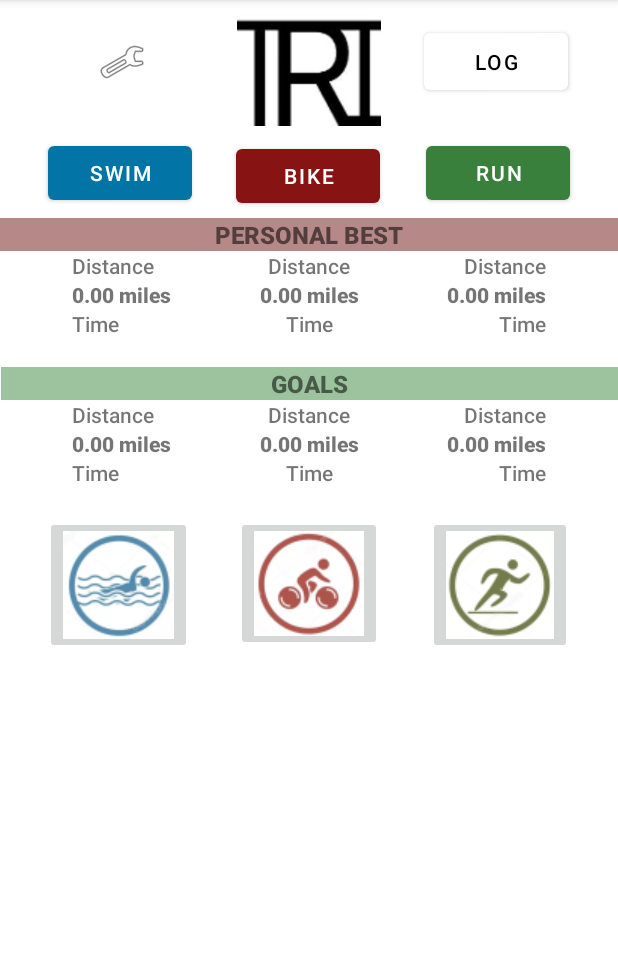
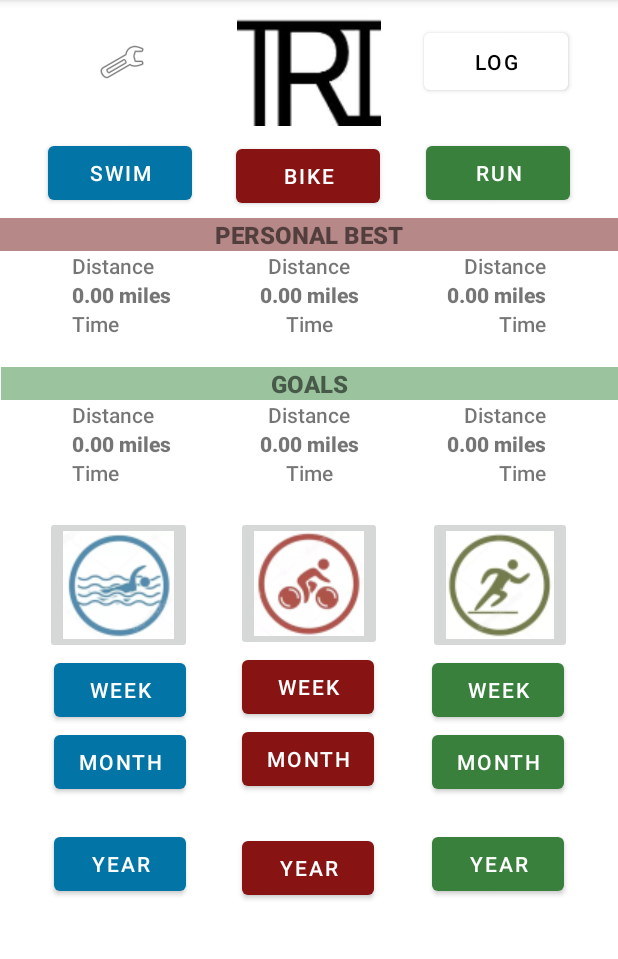
Before and after one commit to BrianEarl2003/TriTracker, an Android app: the screen it shows after launch (MainActivity), on a phone screen of 412 x 824 dp, the part 84-1043 px from its top. Run offline under Robolectric (Android 15) with nearby library versions, the phone set to English and light mode, and no system bars.

Commit message:
worked on progress graphs

```diff
--- a/app/src/main/AndroidManifest.xml
+++ b/app/src/main/AndroidManifest.xml
@@ -12,6 +12,9 @@
         android:roundIcon="@mipmap/tritracker_round"
         android:supportsRtl="true"
         android:theme="@style/Theme.BrianEarlSeniorProject">
+        <activity
+            android:name=".WeeklyRunActivity"
+            android:exported="false" />
         <activity
             android:name=".RunGoalActivity"
             android:exported="false" />
--- a/app/src/main/java/com/example/brianearlseniorproject/MainActivity.java
+++ b/app/src/main/java/com/example/brianearlseniorproject/MainActivity.java
@@ -12,7 +12,10 @@ import android.widget.TextView;
 import com.google.android.material.timepicker.TimeFormat;
 
 public class MainActivity extends AppCompatActivity {
-    Button btn_log, btn_swim, btn_bike, btn_run;
+    Button btn_log, btn_swim, btn_bike, btn_run,
+            btn_weeklySwim, btn_weeklyBike, btn_weeklyRun,
+            btn_monthlySwim, btn_monthlyBike, btn_monthlyRun,
+            btn_yearlySwim, btn_yearlyBike, btn_yearlyRun;
     ImageButton ib_preferences, ib_swim_goal, ib_bike_goal, ib_run_goal;
     TextView tv_PB_swim_miles, tv_PB_bike_miles, tv_PB_run_miles,
             tv_PB_swim_HM, tv_PB_bike_HM, tv_PB_run_HM,
@@ -31,6 +34,15 @@ public class MainActivity extends AppCompatActivity {
         btn_swim = findViewById(R.id.btn_swim);
         btn_bike = findViewById(R.id.btn_bike);
         btn_run = findViewById(R.id.btn_run);
+        btn_weeklySwim = findViewById(R.id.btn_weeklySwim);
+        btn_weeklyBike = findViewById(R.id.btn_weeklyBike);
+        btn_weeklyRun = findViewById(R.id.btn_weeklyRun);
+        btn_monthlySwim = findViewById(R.id.btn_monthlySwim);
+        btn_monthlyBike = findViewById(R.id.btn_monthlyBike);
+        btn_monthlyRun = findViewById(R.id.btn_monthlyRun);
+        btn_yearlySwim = findViewById(R.id.btn_yearlySwim);
+        btn_yearlyBike = findViewById(R.id.btn_yearlyBike);
+        btn_yearlyRun = findViewById(R.id.btn_yearlyRun);
         ib_preferences = findViewById(R.id.ib_preferences);
         ib_swim_goal = findViewById(R.id.ib_swim_goal);
         ib_bike_goal = findViewById(R.id.ib_bike_goal);
@@ -94,6 +106,14 @@ public class MainActivity extends AppCompatActivity {
                 Intent i = new Intent(MainActivity.this, RunGoalActivity.class);
                 startActivity(i);
             }
+        });//btn_weeklyRun
+
+        btn_weeklyRun.setOnClickListener(new View.OnClickListener() {
+            @Override
+            public void onClick(View v) {
+                Intent i = new Intent(MainActivity.this, WeeklyRunActivity.class);
+                startActivity(i);
+            }
         });
     }
 
--- a/app/src/main/res/layout/activity_main.xml
+++ b/app/src/main/res/layout/activity_main.xml
@@ -390,6 +390,111 @@
         app:layout_constraintTop_toBottomOf="@+id/tv_G_run_HM"
         app:srcCompat="@drawable/run1" />
 
+    <Button
+        android:id="@+id/btn_weeklySwim"
+        android:layout_width="wrap_content"
+        android:layout_height="wrap_content"
+        android:layout_marginStart="36dp"
+        android:layout_marginLeft="36dp"
+        android:text="week"
+        app:backgroundTint="@color/dark_blue"
+        app:layout_constraintStart_toStartOf="parent"
+        app:layout_constraintTop_toBottomOf="@+id/ib_swim_goal" />
+
+    <Button
+        android:id="@+id/btn_weeklyBike"
+        android:layout_width="wrap_content"
+        android:layout_height="wrap_content"
+        android:text="week"
+        app:backgroundTint="@color/dark_red"
+        app:layout_constraintEnd_toStartOf="@+id/btn_weeklyRun"
+        app:layout_constraintHorizontal_bias="0.493"
+        app:layout_constraintStart_toEndOf="@+id/btn_weeklySwim"
+        app:layout_constraintTop_toBottomOf="@+id/ib_bike_goal" />
+
+    <Button
+        android:id="@+id/btn_weeklyRun"
+        android:layout_width="wrap_content"
+        android:layout_height="wrap_content"
+        android:layout_marginEnd="36dp"
+        android:layout_marginRight="36dp"
+        android:text="week"
+        app:backgroundTint="@color/dark_green"
+        app:layout_constraintEnd_toEndOf="parent"
+        app:layout_constraintTop_toBottomOf="@+id/ib_run_goal" />
+
+    <Button
+        android:id="@+id/btn_monthlySwim"
+        android:layout_width="wrap_content"
+        android:layout_height="wrap_content"
+        android:layout_marginStart="36dp"
+        android:layout_marginLeft="36dp"
+        android:text="Month"
+        app:backgroundTint="@color/dark_blue"
+        app:layout_constraintStart_toStartOf="parent"
+        app:layout_constraintTop_toBottomOf="@+id/btn_weeklySwim" />
+
+    <Button
+        android:id="@+id/btn_monthlyBike"
+        android:layout_width="wrap_content"
+        android:layout_height="wrap_content"
+        android:text="Month"
+        app:backgroundTint="@color/dark_red"
+        app:layout_constraintEnd_toStartOf="@+id/btn_monthlyRun"
+        app:layout_constraintHorizontal_bias="0.493"
+        app:layout_constraintStart_toEndOf="@+id/btn_monthlySwim"
+        app:layout_constraintTop_toBottomOf="@+id/btn_weeklyBike" />
+
+    <Button
+        android:id="@+id/btn_monthlyRun"
+        android:layout_width="wrap_content"
+        android:layout_height="wrap_content"
+        android:layout_marginEnd="36dp"
+        android:layout_marginRight="36dp"
+        android:text="Month"
+        app:backgroundTint="@color/dark_green"
+        app:layout_constraintEnd_toEndOf="parent"
+        app:layout_constraintTop_toBottomOf="@+id/btn_weeklyRun" />
+
+    <Button
+        android:id="@+id/btn_yearlySwim"
+        android:layout_width="wrap_content"
+        android:layout_height="wrap_content"
+        android:layout_marginStart="36dp"
+        android:layout_marginLeft="36dp"
+        android:text="year"
+        app:backgroundTint="@color/dark_blue"
+        app:layout_constraintBottom_toBottomOf="parent"
+        app:layout_constraintStart_toStartOf="parent"
+        app:layout_constraintTop_toBottomOf="@+id/btn_monthlySwim"
+        app:layout_constraintVertical_bias="0.108" />
+
+    <Button
+        android:id="@+id/btn_yearlyBike"
+        android:layout_width="wrap_content"
+        android:layout_height="wrap_content"
+        android:text="year"
+        app:backgroundTint="@color/dark_red"
+        app:layout_constraintBottom_toBottomOf="parent"
+        app:layout_constraintEnd_toStartOf="@+id/btn_yearlyRun"
+        app:layout_constraintHorizontal_bias="0.493"
+        app:layout_constraintStart_toEndOf="@+id/btn_yearlySwim"
+        app:layout_constraintTop_toBottomOf="@+id/btn_monthlyBike"
+        app:layout_constraintVertical_bias="0.129" />
+
+    <Button
+        android:id="@+id/btn_yearlyRun"
+        android:layout_width="wrap_content"
+        android:layout_height="wrap_content"
+        android:layout_marginEnd="36dp"
+        android:layout_marginRight="36dp"
+        android:text="year"
+        app:backgroundTint="@color/dark_green"
+        app:layout_constraintBottom_toBottomOf="parent"
+        app:layout_constraintEnd_toEndOf="parent"
+        app:layout_constraintTop_toBottomOf="@+id/btn_monthlyRun"
+        app:layout_constraintVertical_bias="0.108" />
+
     <!--com.jjoe64.graphview.GraphView
         android:id="@+id/graph"
         android:layout_width="368dp"
```
Also changed, not shown: app/src/main/java/com/example/brianearlseniorproject/DataBaseHelper.java (+64 -8 lines), app/src/main/java/com/example/brianearlseniorproject/RunGoalActivity.java (+33 -33 lines), app/src/main/java/com/example/brianearlseniorproject/WeeklyRunActivity.java (added, +163 -0 lines), app/src/main/res/layout/activity_run_goal.xml (+13 -23 lines), app/src/main/res/layout/activity_weekly_run.xml (added, +15 -0 lines).
